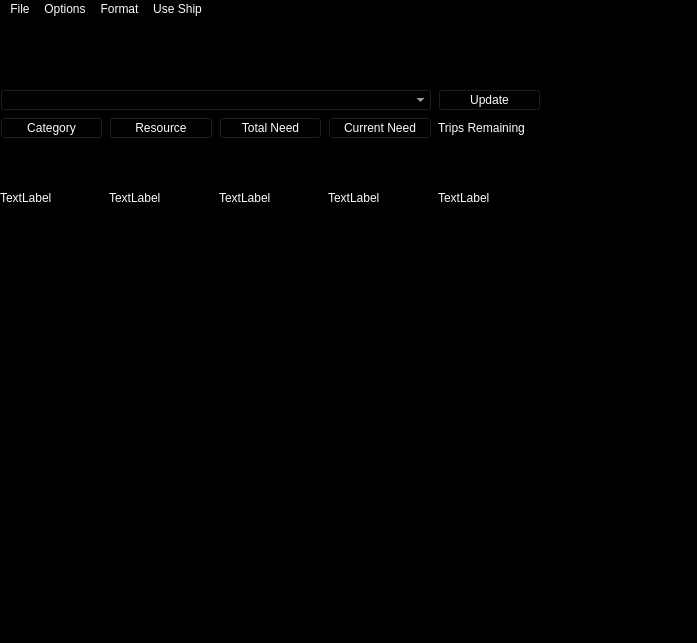
Before: the Qt Designer form elite-colonisationv2.0.ui in Roescoe/elite-colonisation-v-2, drawn with Qt 5.
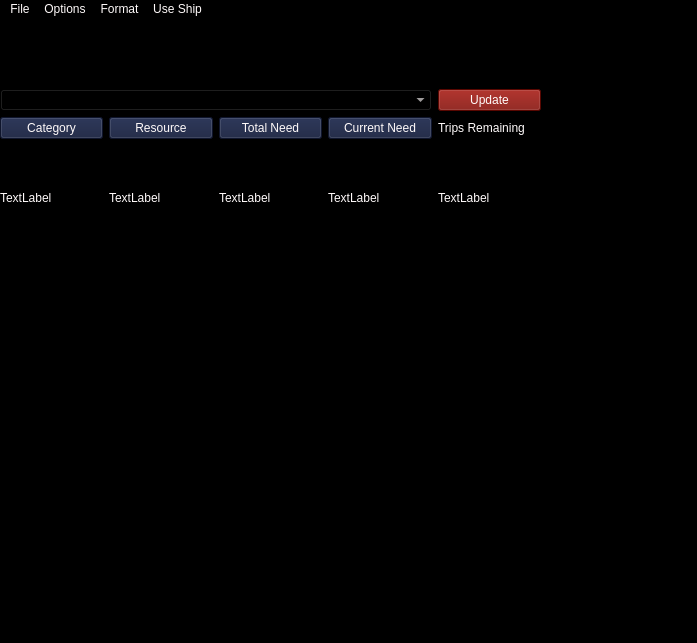
After: the same form once the commit is applied.

Diff of the .ui file:
```diff
--- a/elite-colonisationv2.0.ui
+++ b/elite-colonisationv2.0.ui
@@ -14,7 +14,7 @@
    <string>CMDR Roescoe's Colonisation App V2</string>
   </property>
   <property name="styleSheet">
-   <string notr="true">background-color: black; color: snow;</string>
+   <string notr="true">background-color: rgb(0, 0, 0); color: snow;</string>
   </property>
   <widget class="QWidget" name="centralwidget">
    <widget class="QWidget" name="layoutWidget">
@@ -29,6 +29,10 @@
     <layout class="QGridLayout" name="gridLayout">
      <item row="1" column="2">
       <widget class="QPushButton" name="total_need">
+       <property name="styleSheet">
+        <string notr="true">QPushButton {background-color: rgb(21, 30, 61);}
+QPushButton:hover {background-color: rgb(24, 90, 0);}</string>
+       </property>
        <property name="text">
         <string>Total Need</string>
        </property>
@@ -50,6 +54,10 @@
      </item>
      <item row="0" column="4">
       <widget class="QPushButton" name="update">
+       <property name="styleSheet">
+        <string notr="true">QPushButton {background-color: #7c0a02;}
+QPushButton:hover {background-color: rgb(24, 90, 0);}</string>
+       </property>
        <property name="text">
         <string>Update</string>
        </property>
@@ -64,6 +72,10 @@
      </item>
      <item row="1" column="0">
       <widget class="QPushButton" name="category">
+       <property name="styleSheet">
+        <string notr="true">QPushButton {background-color: rgb(21, 30, 61);}
+QPushButton:hover {background-color: rgb(24, 90, 0);}</string>
+       </property>
        <property name="text">
         <string>Category</string>
        </property>
@@ -71,6 +83,10 @@
      </item>
      <item row="1" column="1">
       <widget class="QPushButton" name="resource">
+       <property name="styleSheet">
+        <string notr="true">QPushButton {background-color: rgb(21, 30, 61);}
+QPushButton:hover {background-color: rgb(24, 90, 0);}</string>
+       </property>
        <property name="text">
         <string>Resource</string>
        </property>
@@ -102,6 +118,10 @@
      </item>
      <item row="1" column="3">
       <widget class="QPushButton" name="current_need">
+       <property name="styleSheet">
+        <string notr="true">QPushButton {background-color: rgb(21, 30, 61);}
+QPushButton:hover {background-color: rgb(24, 90, 0);}</string>
+       </property>
        <property name="text">
         <string>Current Need</string>
        </property>
```
Left out of the diff: 3 changed lines with no effect on the pictures.
